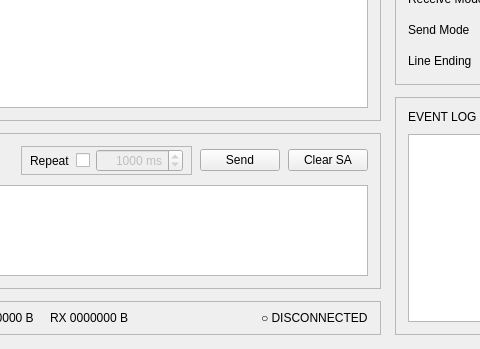
This is gui/mainwindow.ui in ketoru210/tessera as Qt 5 draws it before an edit; both pictures show x 352 to 832 and y 331 to 680 of the 1000 by 680 pixel window. The edited form follows.
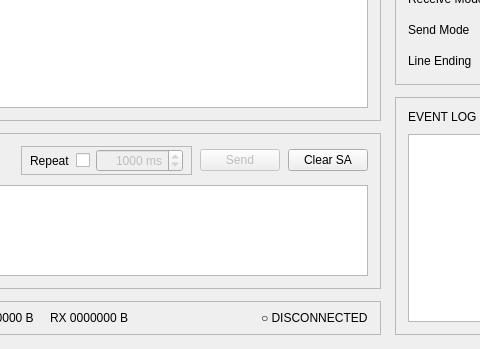
This is the edited form.

Commit message: feat(gui): port selection (with popup window)

What changed in the file:
```diff
--- a/gui/mainwindow.ui
+++ b/gui/mainwindow.ui
@@ -262,6 +262,9 @@
             </item>
             <item>
              <widget class="QPushButton" name="send_button">
+              <property name="enabled">
+               <bool>false</bool>
+              </property>
               <property name="text">
                <string>Send</string>
               </property>
```
The commit also changes 6 other files.
